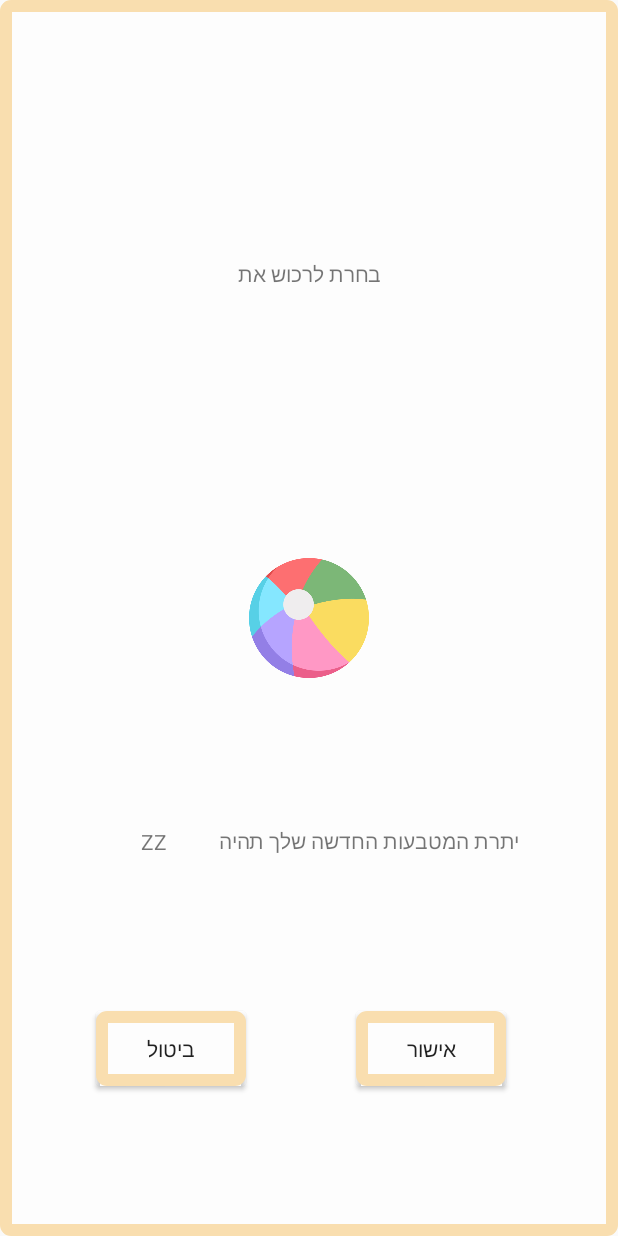
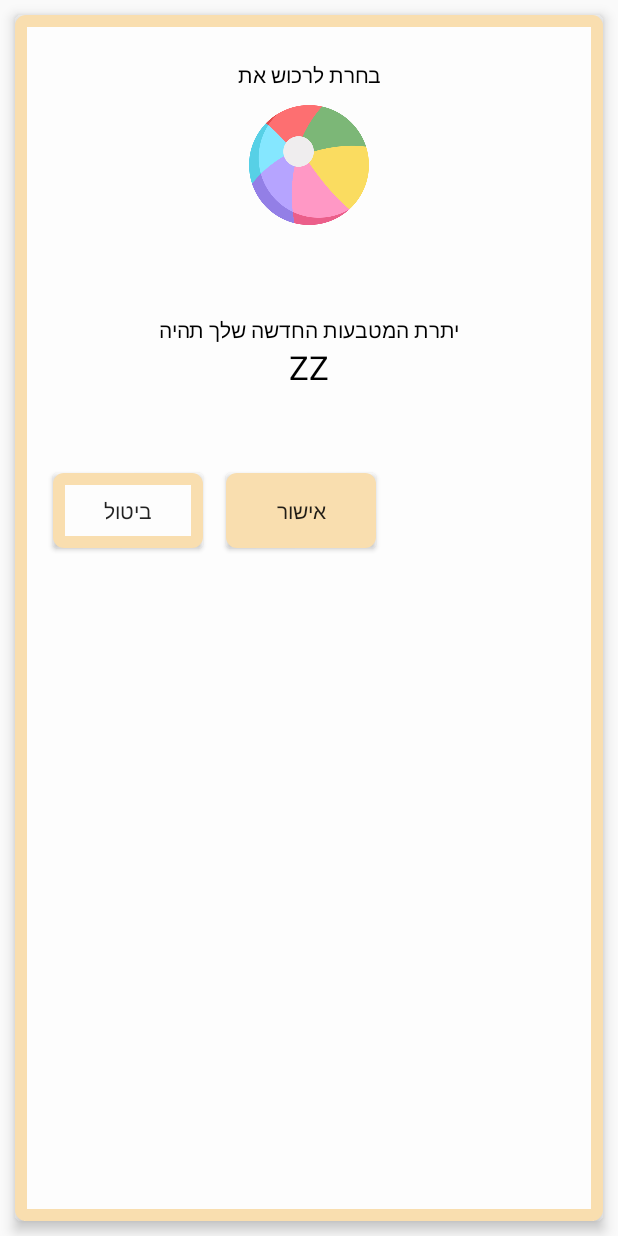
Before and after one commit to shir0206/TropiX-App, an Android app: the layout lay_store_popup_purchase.xml on its own in the app's theme, with its tools: preview values and no code run, on a phone screen of 412 x 824 dp. Run offline under Robolectric (Android 15) with nearby library versions, the phone set to English and light mode, and no system bars.

Commit message:
Implement custom purchase pop-up in store

```diff
--- a/app/src/main/AndroidManifest.xml
+++ b/app/src/main/AndroidManifest.xml
@@ -20,8 +20,7 @@
 
 
         <activity android:name=".gui.StorePopUpPurchase"
-            android:theme="@style/AppTheme.StorePurchase"
-            android:screenOrientation="portrait"/>
+            android:theme="@style/AppTheme.StorePopUp"/>
 
 
         <activity android:name=".gui.ChooseBoard"
--- a/app/src/main/java/com/shirzabolotnyklein/tropix/gui/ApplicationContextProvider.java
+++ b/app/src/main/java/com/shirzabolotnyklein/tropix/gui/ApplicationContextProvider.java
@@ -4,6 +4,10 @@ import android.app.Application;
 import android.content.Context;
 
 public class ApplicationContextProvider extends Application {
+
+    public static void setContext(Context context) {
+        ApplicationContextProvider.context = context;
+    }
 
     /**
      * Keeps a reference of the application context
--- a/app/src/main/java/com/shirzabolotnyklein/tropix/gui/Store.java
+++ b/app/src/main/java/com/shirzabolotnyklein/tropix/gui/Store.java
@@ -37,7 +37,6 @@ public class Store extends AppCompatActivity {
 
         initImageBitmapsForAllPlayers();
         initCoins();
-
     }
 
     /**
@@ -79,9 +78,10 @@ public class Store extends AppCompatActivity {
      */
     protected void initRecyclerViewForAllPlayers() {
         recyclerView = findViewById(R.id.rv_store);
-        StoreRecyclerViewAdapter adapter = new StoreRecyclerViewAdapter(this, allPlayers, allPrices, allStatus, allId, open, close);
+        final StoreRecyclerViewAdapter adapter = new StoreRecyclerViewAdapter(this, allPlayers, allPrices, allStatus, allId, open, close);
         recyclerView.setAdapter(adapter);
         recyclerView.setLayoutManager(new LinearLayoutManager((this)));
+
     }
 
     protected void initCoins() {
--- /dev/null
+++ b/app/src/main/res/drawable/drw_fill_yellow_border_yellow.xml
@@ -0,0 +1,14 @@
+<?xml version="1.0" encoding="utf-8"?>
+<selector xmlns:android="http://schemas.android.com/apk/res/android">
+
+    <item>
+        <shape xmlns:android="http://schemas.android.com/apk/res/android"
+            android:shape="rectangle">
+            <gradient android:startColor="@color/colorYellowMedium"
+                android:endColor="@color/colorYellowMedium"
+                android:angle="270" />
+            <corners android:radius="3dp" />
+            <stroke android:width="12px" android:color="@color/colorYellowMedium" />
+        </shape>
+    </item>
+</selector>
--- a/app/src/main/res/layout/lay_store_popup_purchase.xml
+++ b/app/src/main/res/layout/lay_store_popup_purchase.xml
@@ -1,100 +1,88 @@
 <?xml version="1.0" encoding="utf-8"?>
-<android.support.constraint.ConstraintLayout xmlns:android="http://schemas.android.com/apk/res/android"
+<RelativeLayout xmlns:android="http://schemas.android.com/apk/res/android"
     xmlns:app="http://schemas.android.com/apk/res-auto"
-    xmlns:tools="http://schemas.android.com/tools"
     android:layout_width="match_parent"
     android:layout_height="match_parent"
+    android:layout_marginVertical="10dp"
+    android:layout_marginHorizontal="10dp"
+    android:elevation="5dp"
     android:background="@drawable/drw_fill_white_border_yellow">
 
 
+    <TextView
+        android:id="@+id/tv_purchase"
+        android:layout_width="match_parent"
+        android:layout_height="wrap_content"
+        android:layout_marginTop="30dp"
+        android:layout_marginBottom="20dp"
+        android:gravity="center"
+        android:text="@string/tv_purchase"
+        android:textAlignment="center"
+        android:textColor="@color/colorBlack" />
+
     <ImageView
         android:id="@+id/img_purchase"
-        android:layout_width="80dp"
+        android:layout_width="match_parent"
         android:layout_height="80dp"
-        app:layout_constraintBottom_toBottomOf="parent"
-
-        app:layout_constraintEnd_toEndOf="parent"
-        app:layout_constraintHorizontal_bias="0.5"
-        app:layout_constraintStart_toStartOf="parent"
-        app:layout_constraintTop_toTopOf="parent"
+        android:layout_marginTop="60dp"
+        android:layout_marginBottom="20dp"
+        android:gravity="center"
+        android:textAlignment="center"
         app:srcCompat="@drawable/t006_beach_ball" />
 
     <TextView
-        android:id="@+id/tv_purchase"
-        android:layout_width="395dp"
+        android:id="@+id/tv_totalCoinsNew"
+        android:layout_width="match_parent"
         android:layout_height="wrap_content"
-        android:layout_marginBottom="8dp"
+        android:layout_marginTop="200dp"
+        android:layout_marginBottom="20dp"
         android:gravity="center"
-        android:text="@string/tv_purchase"
+        android:text="@string/tv_totalCoinsNew"
         android:textAlignment="center"
-        app:layout_constraintBottom_toTopOf="@+id/img_purchase"
-        app:layout_constraintEnd_toEndOf="parent"
-        app:layout_constraintStart_toStartOf="parent"
-        app:layout_constraintTop_toTopOf="parent" />
+        android:textColor="@color/colorBlack" />
 
-    <Button
-        android:id="@+id/btn_approve"
-        android:layout_width="100dp"
-        android:layout_height="50dp"
-        android:layout_marginStart="8dp"
-        android:layout_marginLeft="8dp"
-        android:layout_marginEnd="8dp"
-        android:layout_marginRight="8dp"
-        android:layout_marginBottom="100dp"
-
-        android:background="@drawable/drw_fill_white_border_yellow"
-        android:text="@string/btn_approve"
-        app:layout_constraintBottom_toBottomOf="parent"
-        app:layout_constraintEnd_toEndOf="parent"
-        app:layout_constraintHorizontal_bias="0.496"
-        app:layout_constraintStart_toEndOf="@+id/btn_cancel" />
-
-    <Button
-        android:id="@+id/btn_cancel"
-        android:layout_width="100dp"
-        android:layout_height="50dp"
-        android:layout_marginStart="64dp"
-        android:layout_marginLeft="64dp"
-        android:layout_marginBottom="100dp"
-        android:background="@drawable/drw_fill_white_border_yellow"
-        android:text="@string/tv_cancel"
-        app:layout_constraintBottom_toBottomOf="parent"
-        app:layout_constraintStart_toStartOf="parent" />
 
     <TextView
         android:id="@+id/tv_totalCoinsNewSum"
-        android:layout_width="50dp"
+        android:layout_width="match_parent"
         android:layout_height="wrap_content"
-        android:layout_marginStart="8dp"
-        android:layout_marginLeft="8dp"
-        android:layout_marginTop="8dp"
-        android:layout_marginEnd="8dp"
-        android:layout_marginRight="8dp"
-        android:layout_marginBottom="8dp"
+        android:layout_marginTop="220dp"
+        android:layout_marginBottom="20dp"
         android:gravity="center"
         android:text="@string/tv_totalCoinsNewSum"
         android:textAlignment="center"
-        app:layout_constraintBottom_toBottomOf="@+id/tv_totalCoinsNew"
-        app:layout_constraintEnd_toStartOf="@+id/tv_totalCoinsNew"
-        app:layout_constraintHorizontal_bias="1.0"
-        app:layout_constraintStart_toStartOf="parent"
-        app:layout_constraintTop_toTopOf="@+id/tv_totalCoinsNew"
-        app:layout_constraintVertical_bias="0.492" />
+        android:textColor="@color/colorBlack"
+        android:textSize="22dp" />
 
-    <TextView
-        android:id="@+id/tv_totalCoinsNew"
-        android:layout_width="220dp"
+
+    <LinearLayout
+        android:layout_width="match_parent"
         android:layout_height="wrap_content"
-        android:layout_marginTop="8dp"
-        android:layout_marginEnd="56dp"
-        android:layout_marginRight="56dp"
-        android:layout_marginBottom="8dp"
-        android:gravity="center"
-        android:text="@string/tv_totalCoinsNew"
-        android:textAlignment="center"
-        app:layout_constraintBottom_toTopOf="@+id/btn_approve"
-        app:layout_constraintEnd_toEndOf="parent"
-        app:layout_constraintTop_toBottomOf="@+id/img_purchase"
-        app:layout_constraintVertical_bias="0.485" />
+        android:layout_marginTop="300dp">
 
-</android.support.constraint.ConstraintLayout>
+        <Button
+            android:id="@+id/btn_cancel"
+            android:layout_width="100dp"
+            android:layout_height="50dp"
+            android:layout_marginVertical="5dp"
+            android:layout_marginStart="25dp"
+            android:layout_marginLeft="25dp"
+            android:background="@drawable/drw_fill_white_border_yellow"
+            android:text="@string/tv_cancel" />
+
+
+        <Button
+            android:id="@+id/btn_approve"
+            android:layout_width="100dp"
+            android:layout_height="50dp"
+            android:layout_marginVertical="5dp"
+            android:layout_marginStart="15dp"
+            android:layout_marginLeft="15dp"
+            android:layout_marginEnd="20dp"
+            android:layout_marginRight="20dp"
+            android:background="@drawable/drw_fill_yellow_border_yellow"
+            android:text="@string/btn_approve" />
+    </LinearLayout>
+
+
+</RelativeLayout>
--- a/app/src/main/res/values/colors.xml
+++ b/app/src/main/res/values/colors.xml
@@ -27,6 +27,7 @@
     <color name="colorGreyDark">#D9D9D9</color>
     <color name="colorBlack">#000000</color>
 
+    <color name="transparent">#80000000</color>
 
 
 </resources>
--- a/app/src/main/res/values/styles.xml
+++ b/app/src/main/res/values/styles.xml
@@ -8,14 +8,10 @@
         <item name="colorAccent">@color/colorAccent</item>
     </style>
 
-    <style name="AppTheme.StorePurchase" >
+    <style name="AppTheme.StorePopUp" >
         <item name = "android:windowIsTranslucent" >true</item>
         <item name = "android:windowCloseOnTouchOutside" >true</item>
         <item name = "android:windowBackground" > @android:color/transparent</item>
-
     </style>
 
-
-
-
 </resources>
```
Also changed, not shown: app/src/main/java/com/shirzabolotnyklein/tropix/gui/StorePopUpPurchase.java (+53 -23 lines), app/src/main/java/com/shirzabolotnyklein/tropix/gui/StoreRecyclerViewAdapter.java (+18 -19 lines), app/src/main/java/com/shirzabolotnyklein/tropix/utils/StoreLogic.java (+32 -11 lines), app/src/main/res/layout/lay_choose_board.xml (+6 -2 lines).
